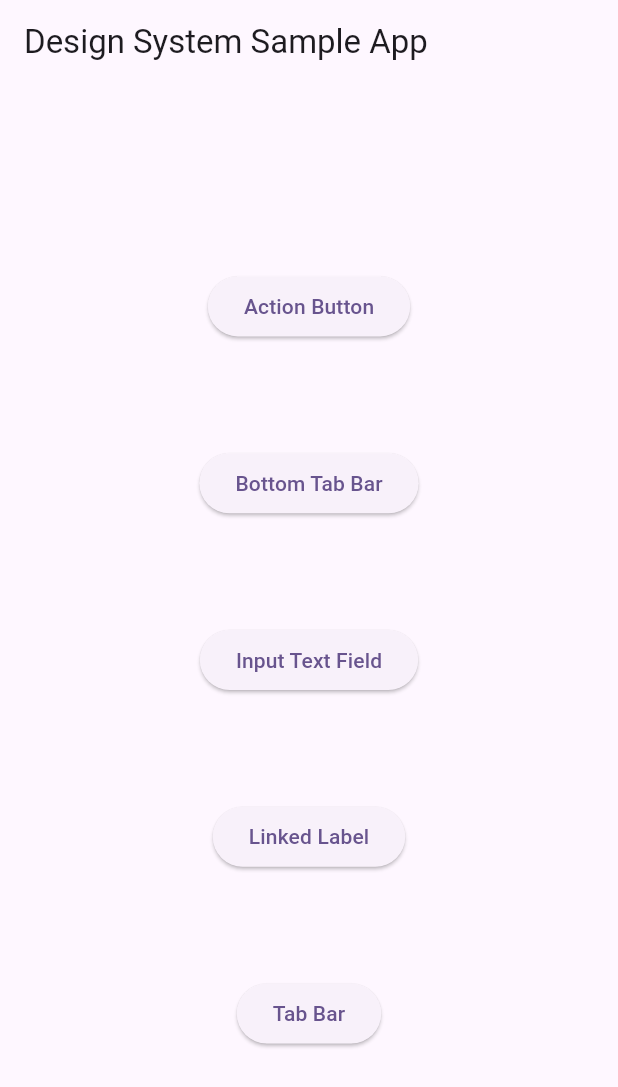
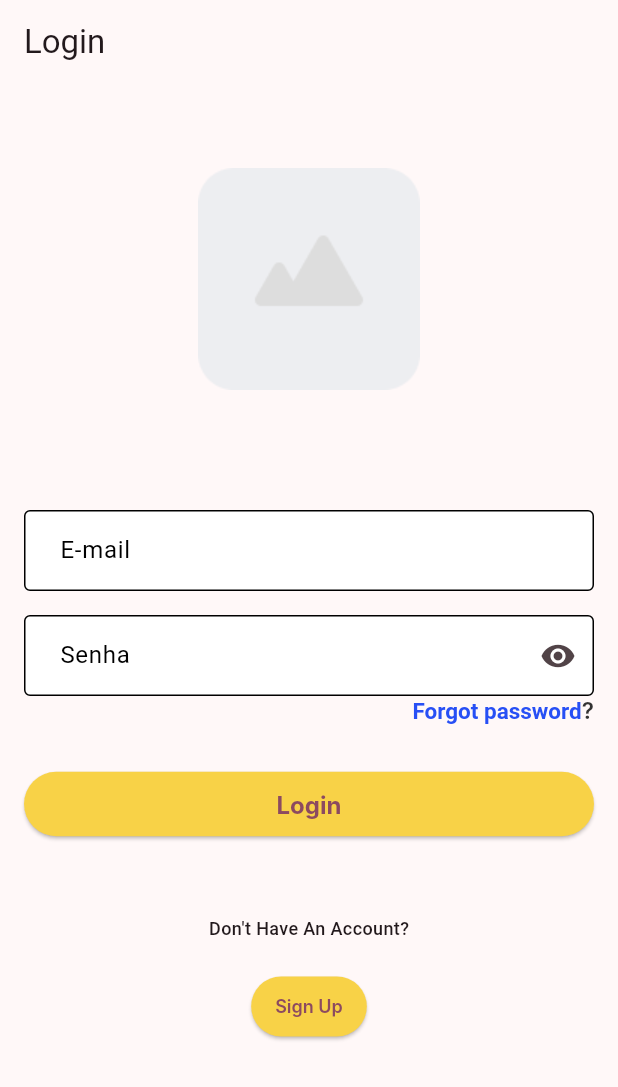
Before and after one commit to Thiagomrlimaaa/MobileII, a Flutter app: the screen it shows after launch, on a phone screen of 412 x 824 dp. Shown: the top 1087 px of the screen. Run offline on Flutter 3.47's test engine with Material 3 defaults, Android fonts, the phone set to English and light mode, and no system bars; Roboto replaces fonts that are missing (Inter).

Commit message:
Implementação da tela login e registro

```diff
--- a/lib/DesignSystem/Components/Buttons/ActionButton/action_button.dart
+++ b/lib/DesignSystem/Components/Buttons/ActionButton/action_button.dart
@@ -39,13 +39,13 @@ class ActionButton extends StatelessWidget {
 
     switch (viewModel.style) {
       case ActionButtonStyle.primary:
-        buttonColor = lightPrimaryBrandColor;
+        buttonColor = normalPrimaryBrandColor;
         break;
       case ActionButtonStyle.secondary:
-        buttonColor = lightSecondaryBrandColor;
+        buttonColor = normalSecondaryBrandColor;
         break;
       case ActionButtonStyle.tertiary:
-        buttonColor = lightTertiaryBrandColor;
+        buttonColor = normalTertiaryBrandColor;
         break;
       default:
     }
--- a/lib/DesignSystem/Components/LinkedLabel/linked_label.dart
+++ b/lib/DesignSystem/Components/LinkedLabel/linked_label.dart
@@ -26,7 +26,7 @@ class LinkedLabel extends StatelessWidget {
     return RichText(
       text: TextSpan(
         text: viewModel.fullText.substring(0, startIndex),
-        style: label2Semibold,
+        style: label1Semibold,
         children: [
           TextSpan(
             text: viewModel.linkedText,
@@ -35,7 +35,7 @@ class LinkedLabel extends StatelessWidget {
           ),
           TextSpan(
             text: viewModel.fullText.substring(endIndex),
-            style: label2Semibold,
+            style: label1Semibold,
           ),
         ],
       ),
--- /dev/null
+++ b/lib/View/Login/login.dart
@@ -0,0 +1,123 @@
+import 'package:mobileii/DesignSystem/Components/Buttons/ActionButton/action_button.dart';
+import 'package:mobileii/DesignSystem/Components/Buttons/ActionButton/action_button_view_model.dart';
+import 'package:mobileii/DesignSystem/Components/InputField/input_text.dart';
+import 'package:mobileii/DesignSystem/Components/InputField/input_text_view_model.dart';
+import 'package:mobileii/DesignSystem/Components/LinkedLabel/linked_label.dart';
+import 'package:mobileii/DesignSystem/Components/LinkedLabel/linked_label_view_model.dart';
+import 'package:mobileii/View/Register/register.dart';
+import 'package:flutter/material.dart';
+
+class LoginView extends StatefulWidget {
+  const LoginView({super.key});
+
+  @override
+  _LoginViewState createState() => _LoginViewState();
+}
+
+class _LoginViewState extends State<LoginView> {
+  final TextEditingController emailController = TextEditingController();
+  final TextEditingController passwordController = TextEditingController();
+
+  @override
+  Widget build(BuildContext context) {
+    return Scaffold(
+      appBar: AppBar(title: const Text('Login')),
+      body: Padding(
+        padding: const EdgeInsets.all(16.0),
+        child: SingleChildScrollView(
+          child: Column(
+            mainAxisAlignment: MainAxisAlignment.center,
+            children: [
+              const SizedBox(height: 40),
+              SizedBox(
+                child: ClipRRect(
+                  borderRadius: BorderRadius.circular(20),
+                  child: Image.asset(
+                    'assets/LogoPlaceholder.png',
+                    width: 148,
+                    height: 148,
+                  ),
+                ),
+              ),
+              const SizedBox(height: 80),
+              StyledInputField.instantiate(
+                viewModel: InputTextViewModel(
+                  controller: emailController,
+                  placeholder: 'E-mail',
+                  password: false,
+                  validator: (value) {
+                    if (value == null || value.isEmpty) {
+                      return 'Esse campo é obrigatório';
+                    } else if (!RegExp(
+                            r'^[a-zA-Z0-9._%+-]+@[a-zA-Z0-9.-]+\.[a-zA-Z]{2,}$')
+                        .hasMatch(value)) {
+                      return 'Formato de e-mail inválido!';
+                    }
+                    return null;
+                  },
+                ),
+              ),
+              const SizedBox(height: 16),
+              StyledInputField.instantiate(
+                viewModel: InputTextViewModel(
+                  controller: passwordController,
+                  placeholder: 'Senha',
+                  password: true,
+                  suffixIcon: const Icon(Icons.remove_red_eye),
+                  validator: (value) {
+                    if (value == null || value.isEmpty) {
+                      return 'Esse campo é obrigatório';
+                    }
+                    return null;
+                  },
+                ),
+              ),
+              Align(
+                alignment: Alignment.centerRight,
+                child: LinkedLabel.instantiate(
+                  viewModel: LinkedLabelViewModel(
+                    fullText: "Forgot password?",
+                    linkedText: "Forgot password",
+                    onLinkTap: () {
+                    },
+                  ),
+                ),
+              ),
+              const SizedBox(height: 30),
+              SizedBox(
+                width: double.infinity,
+                child: ActionButton.instantiate(
+                  viewModel: ActionButtonViewModel(
+                    size: ActionButtonSize.large,
+                    style: ActionButtonStyle.primary,
+                    text: 'Login',
+                    onPressed: () {
+                    },
+                  ),
+                ),
+              ),
+              const SizedBox(height: 50),
+              const Text(
+                "Don't Have An Account?",
+                style: TextStyle(fontSize: 12, fontWeight: FontWeight.w500),
+              ),
+              const SizedBox(height: 20),
+              ActionButton.instantiate(
+                viewModel: ActionButtonViewModel(
+                  size: ActionButtonSize.small,
+                  style: ActionButtonStyle.primary,
+                  text: 'Sign Up',
+                  onPressed: () {
+                    Navigator.push(context, MaterialPageRoute(
+                      builder: (context) => const RegisterView(),
+                    ));
+                  },
+                ),
+              ),
+            ],
+          ),
+        ),
+      ),
+    );
+  }
+}
--- a/lib/main.dart
+++ b/lib/main.dart
@@ -1,4 +1,5 @@
 import 'package:flutter/material.dart';
+import 'package:mobileii/View/Login/login.dart';
 import '../DesignSystem/Samples/actionButtonSampleScreen/action_button_sample_screen.dart';
 import '../DesignSystem/Samples/bottomTabBarSampleScreen/bottom_tab_bar_sample_screen.dart';
 import '../DesignSystem/Samples/inputFieldSampleScreen/input_field_sample_screen.dart';
@@ -18,10 +19,10 @@ class MyApp extends StatelessWidget {
     return MaterialApp(
       title: 'Flutter Demo',
       theme: ThemeData(
-        colorScheme: ColorScheme.fromSeed(seedColor: Colors.deepPurple),
+        colorScheme: ColorScheme.fromSeed(seedColor: const Color.fromARGB(255, 0, 0, 0)),
         useMaterial3: true,
       ),
-      home: const ButtonScreen(),
+      home: const LoginView(),
     );
   }
 }
--- a/pubspec.yaml
+++ b/pubspec.yaml
@@ -59,8 +59,8 @@ flutter:
   uses-material-design: true
 
   # To add assets to your application, add an assets section, like this:
-  # assets:
-  #   - images/a_dot_burr.jpeg
+  assets:
+    - assets/
   #   - images/a_dot_ham.jpeg
 
   # An image asset can refer to one or more resolution-specific "variants", see
```
Also changed, not shown: lib/View/Register/register.dart (added, +149 -0 lines), assets/LogoPlaceholder.png (added).
